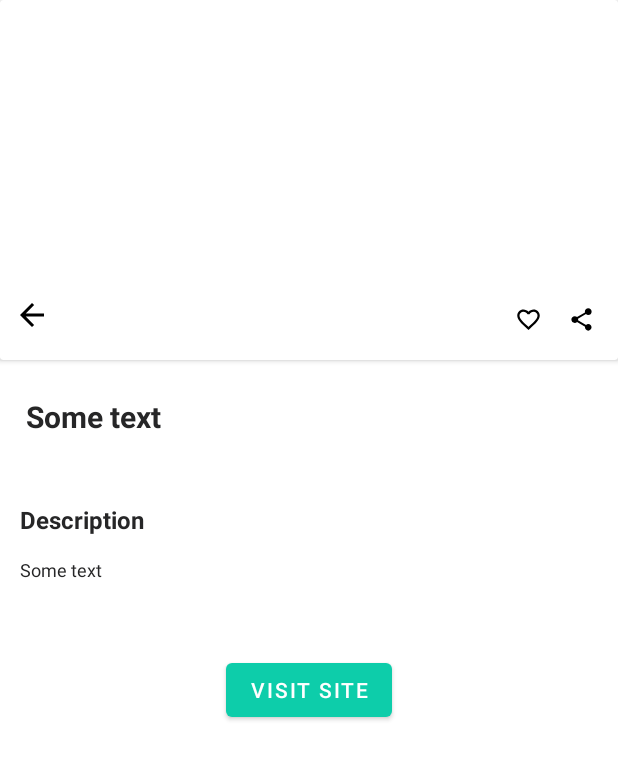
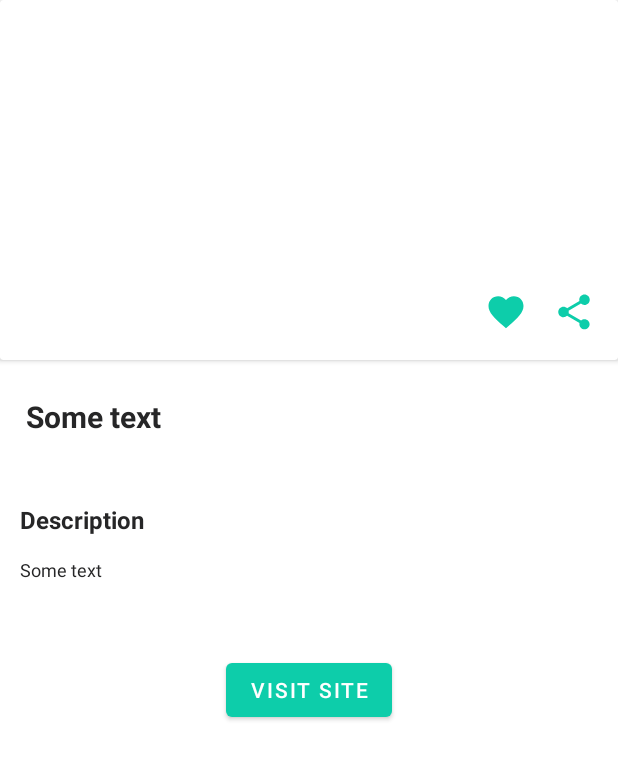
Before and after one commit to Artem280590/NewsApp, an Android app: the fragment DetailFragment shown on its own in the app's theme, after a tap on an icon or button, on a phone screen of 412 x 824 dp. Shown: the top 760 px of the screen. Run offline under Robolectric (Android 15) with nearby library versions, the phone set to English and light mode, and no system bars; our stand-ins replace Dagger/Hilt's generated code, Room's generated code; network calls fail; pictures from the network do not load; 6 statements that could not run were skipped.

Commit message:
Made Detail fragment Implemented navigation in Detail fragment Passed the Bundle with our model Added and implemented Room

```diff
--- a/app/src/main/java/com/example/newsapp/data/api/NewsRepository.kt
+++ b/app/src/main/java/com/example/newsapp/data/api/NewsRepository.kt
@@ -2,19 +2,18 @@ package com.example.newsapp.data.api
 
 import com.example.newsapp.data.db.ArticleDao
 import com.example.newsapp.models.Article
-import retrofit2.http.Query
 import javax.inject.Inject
 
 class NewsRepository @Inject constructor(
     private val newsService: NewsService,
     private val articleDao: ArticleDao){
-    suspend fun getNews(contryCode: String, pageNumber: Int) =
-        newsService.getHeadlines(countryCode = contryCode, page = pageNumber)
+    suspend fun getNews(countryCode: String, pageNumber: Int) =
+        newsService.getHeadlines(countryCode = countryCode, page = pageNumber)
 
     suspend fun getSearchNews(query: String, pageNumber: Int) =
         newsService.getEverything(query = query, page = pageNumber)
 
+    suspend fun addToFavorite(article: Article) = articleDao.insert(article = article)
     fun getFavoriteArticles() = articleDao.getAllArticles()
-    suspend fun addToFavorite(article: Article) = articleDao.insert(article = article)
     suspend fun deleteFromFavorite(article: Article) = articleDao.delete(article = article)
 }
--- a/app/src/main/java/com/example/newsapp/data/db/ArticleDao.kt
+++ b/app/src/main/java/com/example/newsapp/data/db/ArticleDao.kt
@@ -8,7 +8,7 @@ import com.example.newsapp.models.Article
 interface ArticleDao {
 
     @Query("SELECT * FROM articles")
-    fun getAllArticles(): List<Article>
+    fun getAllArticles(): LiveData<List<Article>>
 
     @Insert(onConflict = OnConflictStrategy.REPLACE)
     suspend fun insert(article: Article)
--- a/app/src/main/java/com/example/newsapp/data/db/ArticleDatabase.kt
+++ b/app/src/main/java/com/example/newsapp/data/db/ArticleDatabase.kt
@@ -1,8 +1,6 @@
 package com.example.newsapp.data.db
 
-import android.content.Context
 import androidx.room.Database
-import androidx.room.Room
 import androidx.room.RoomDatabase
 import com.example.newsapp.models.Article
 
--- a/app/src/main/java/com/example/newsapp/ui/details/DetailFragment.kt
+++ b/app/src/main/java/com/example/newsapp/ui/details/DetailFragment.kt
@@ -16,6 +16,7 @@ import com.bumptech.glide.Glide
 import com.example.newsapp.R
 import com.example.newsapp.databinding.FragmentDetailBinding
 import dagger.hilt.android.AndroidEntryPoint
+import kotlinx.android.synthetic.main.fragment_detail.*
 
 @AndroidEntryPoint
 class DetailFragment : Fragment() {
@@ -64,6 +65,7 @@ class DetailFragment : Fragment() {
 
             mBinding.iconFavorite.setOnClickListener {
                 viewModel.saveFavoriteArticle(article)
+                icon_favorite.setImageResource(R.drawable.baseline_favorite_click)
             }
         }
     }
--- a/app/src/main/java/com/example/newsapp/ui/details/DeteilsViewModel.kt
+++ b/app/src/main/java/com/example/newsapp/ui/details/DeteilsViewModel.kt
@@ -12,17 +12,11 @@ import javax.inject.Inject
 @HiltViewModel
 class DetailsViewModel @Inject constructor(private val repository: NewsRepository): ViewModel() {
 
-    init {
-        getSavedArticles()
-    }
-
-    fun getSavedArticles() = viewModelScope.launch(Dispatchers.IO){
-        val res = repository.getFavoriteArticles()
-        println("DB size: ${res.size}")
-        repository.getFavoriteArticles()
-    }
-
     fun saveFavoriteArticle(article: Article) = viewModelScope.launch(Dispatchers.IO){
         repository.addToFavorite(article = article)
     }
+
+    fun deleteFavoriteArticle(article: Article) = viewModelScope.launch(Dispatchers.IO){
+        repository.deleteFromFavorite(article = article)
+    }
 }
--- a/app/src/main/java/com/example/newsapp/ui/main/MainFragment.kt
+++ b/app/src/main/java/com/example/newsapp/ui/main/MainFragment.kt
@@ -16,7 +16,9 @@ import com.example.newsapp.databinding.FragmentMainBinding
 import com.example.newsapp.ui.adapters.NewsAdapter
 import com.example.newsapp.utils.Resource
 import dagger.hilt.android.AndroidEntryPoint
+import kotlinx.android.synthetic.main.fragment_detail.*
 import kotlinx.android.synthetic.main.fragment_main.*
+import kotlinx.android.synthetic.main.item_article.view.*
 
 @AndroidEntryPoint
 class MainFragment : Fragment() {
@@ -59,7 +61,7 @@ class MainFragment : Fragment() {
                 is Resource.Error ->{
                     pag_progress_bar.visibility = View.INVISIBLE
                     response.data?.let {
-                        Log.e("checkData", "MainFragment: error: ${it}")
+                        Log.e("checkData", "MainFragment: error: $it")
                     }
                 }
                 is Resource.Loading ->{
@@ -67,7 +69,6 @@ class MainFragment : Fragment() {
                 }
             }
         }
-
     }
 
     private fun initAdapter(){
--- a/app/src/main/java/com/example/newsapp/ui/main/MainViewModel.kt
+++ b/app/src/main/java/com/example/newsapp/ui/main/MainViewModel.kt
@@ -5,9 +5,11 @@ import androidx.lifecycle.MutableLiveData
 import androidx.lifecycle.ViewModel
 import androidx.lifecycle.viewModelScope
 import com.example.newsapp.data.api.NewsRepository
+import com.example.newsapp.models.Article
 import com.example.newsapp.models.NewsResponse
 import com.example.newsapp.utils.Resource
 import dagger.hilt.android.lifecycle.HiltViewModel
+import kotlinx.coroutines.Dispatchers
 import kotlinx.coroutines.launch
 import javax.inject.Inject
 
@@ -24,7 +26,7 @@ class MainViewModel @Inject constructor(private val repository: NewsRepository):
     private fun getNews(countryCode: String) =
         viewModelScope.launch {
             newsLiveData.postValue(Resource.Loading())
-            val response = repository.getNews(contryCode = countryCode, pageNumber = newsPage)
+            val response = repository.getNews(countryCode = countryCode, pageNumber = newsPage)
             if (response.isSuccessful){
                 response.body().let { res ->
                     newsLiveData.postValue(Resource.Succes(res))
--- /dev/null
+++ b/app/src/main/res/drawable/baseline_favorite_click.xml
@@ -0,0 +1,5 @@
+<vector android:height="24dp" android:tint="#000000"
+    android:viewportHeight="24" android:viewportWidth="24"
+    android:width="24dp" xmlns:android="http://schemas.android.com/apk/res/android">
+    <path android:fillColor="@android:color/white" android:pathData="M12,21.35l-1.45,-1.32C5.4,15.36 2,12.28 2,8.5 2,5.42 4.42,3 7.5,3c1.74,0 3.41,0.81 4.5,2.09C13.09,3.81 14.76,3 16.5,3 19.58,3 22,5.42 22,8.5c0,3.78 -3.4,6.86 -8.55,11.54L12,21.35z"/>
+</vector>
--- a/app/src/main/res/layout/fragment_detail.xml
+++ b/app/src/main/res/layout/fragment_detail.xml
@@ -22,34 +22,25 @@
                 android:layout_width="match_parent"
                 android:layout_height="match_parent"/>
             <ImageView
-                android:id="@+id/icon_back"
-                android:layout_width="wrap_content"
-                android:layout_height="wrap_content"
-                android:layout_marginStart="9dp"
-                android:layout_marginBottom="18dp"
-                android:src="@drawable/baseline_arrow"
-                app:layout_constraintBottom_toBottomOf="parent"
-                app:layout_constraintStart_toStartOf="parent"/>
-            <ImageView
                 android:id="@+id/icon_favorite"
-                android:layout_width="18dp"
-                android:layout_height="18dp"
+                android:layout_width="28dp"
+                android:layout_height="28dp"
                 android:src="@drawable/baseline_favorite"
                 android:layout_marginBottom="18dp"
                 android:layout_marginEnd="17dp"
                 app:layout_constraintBottom_toBottomOf="parent"
-                app:layout_constraintEnd_toStartOf="@+id/icon_share"/>
+                app:layout_constraintEnd_toStartOf="@+id/icon_share"
+                app:tint="@color/teal"/>
             <ImageView
                 android:id="@+id/icon_share"
-                android:layout_width="18dp"
-                android:layout_height="18dp"
+                android:layout_width="28dp"
+                android:layout_height="28dp"
                 android:src="@drawable/baseline_share"
                 android:layout_marginBottom="18dp"
                 android:layout_marginEnd="15dp"
                 app:layout_constraintEnd_toEndOf="parent"
-                app:layout_constraintBottom_toBottomOf="parent"/>
-
-
+                app:layout_constraintBottom_toBottomOf="parent"
+                app:tint="@color/teal"/>
 
         </androidx.constraintlayout.widget.ConstraintLayout>
 
--- a/app/src/main/res/layout/fragment_favorite.xml
+++ b/app/src/main/res/layout/fragment_favorite.xml
@@ -12,12 +12,15 @@
         android:layout_height="wrap_content"
         android:layout_marginTop="12dp"
         android:clipToPadding="false"
+        tools:listitem="@layout/item_article"
+        tools:itemCount="3"
         app:layout_constraintBottom_toBottomOf="parent"
         app:layout_constraintEnd_toEndOf="parent"
         app:layout_constraintHorizontal_bias="0.0"
         app:layout_constraintStart_toStartOf="parent"
         app:layout_constraintTop_toTopOf="parent"
-        app:layout_constraintVertical_bias="0.007" />
+        app:layout_constraintVertical_bias="0.007"
+        />
 
 
 </androidx.constraintlayout.widget.ConstraintLayout>
```
Also changed, not shown: app/src/main/java/com/example/newsapp/ui/favorite/FavoriteFragment.kt (+59 -1 lines), app/src/main/java/com/example/newsapp/ui/favorite/FavoriteViewModel.kt (added, +20 -0 lines), app/src/main/java/com/example/newsapp/ui/search/SearchFragment.kt (+11 -1 lines), app/src/main/res/layout/fragment_main.xml (+5 -4 lines), app/src/main/res/layout/item_article.xml (+12 -28 lines).
